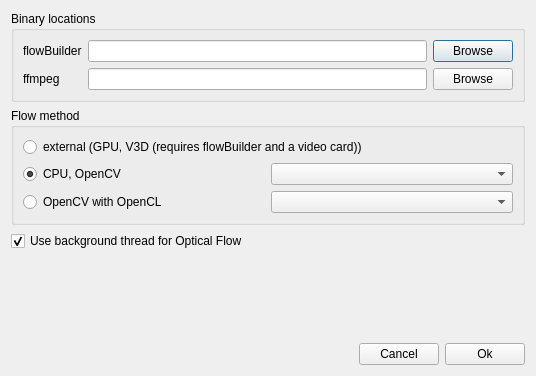
Old version of the form src/slowmoVideo/slowmoUI/dialogues/preferencesDialog.ui in the repository slowmoVideo/slowmoVideo.
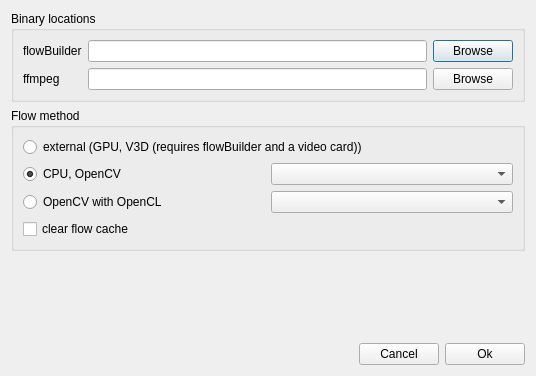
New version of the form.

Commit message: add a clear cache option, remove the background threading

Patch:
```diff
--- a/src/slowmoVideo/slowmoUI/dialogues/preferencesDialog.ui
+++ b/src/slowmoVideo/slowmoUI/dialogues/preferencesDialog.ui
@@ -109,22 +109,18 @@
         </item>
        </layout>
       </item>
+      <item>
+       <widget class="QCheckBox" name="clearflow">
+        <property name="text">
+         <string>clear flow cache</string>
+        </property>
+       </widget>
+      </item>
      </layout>
     </widget>
    </item>
    <item>
-    <layout class="QHBoxLayout" name="horizontalLayout_2">
-     <item>
-      <widget class="QCheckBox" name="precalcFlow">
-       <property name="text">
-        <string>Use background thread for Optical Flow</string>
-       </property>
-       <property name="checked">
-        <bool>true</bool>
-       </property>
-      </widget>
-     </item>
-    </layout>
+    <layout class="QHBoxLayout" name="horizontalLayout_2"/>
    </item>
    <item>
     <spacer name="verticalSpacer">
```
The commit also changes 2 other files.
